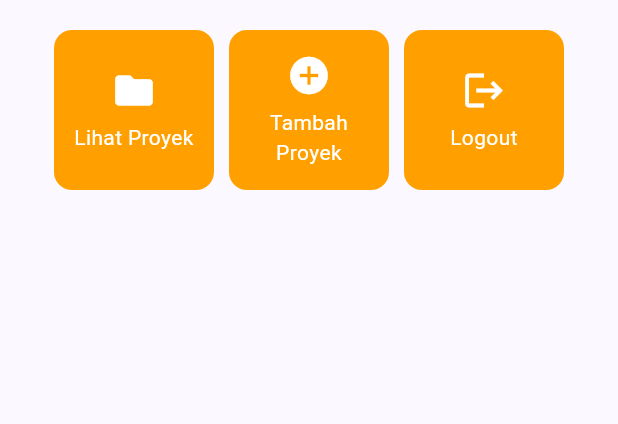
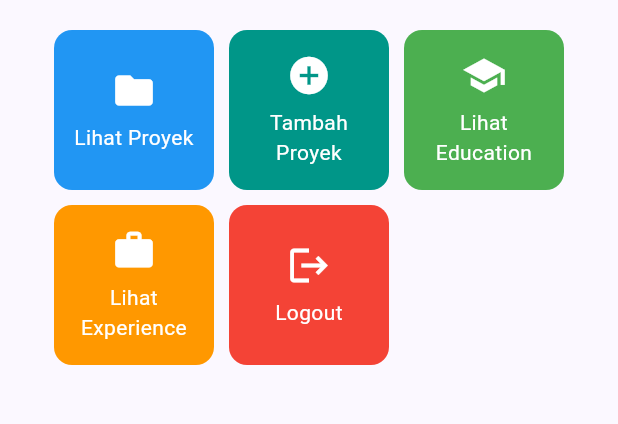
Before and after one commit to ausydhafa/myportofolio_mobile, a Flutter app: the screen it shows after launch, on a phone screen of 412 x 824 dp, the part 327-751 px from its top. Run offline on Flutter 3.47's test engine with Material 3 defaults, Android fonts, the phone set to English and light mode, and no system bars.

Commit message:
Personalisasi item menu portofolio

```diff
--- a/lib/menu.dart
+++ b/lib/menu.dart
@@ -16,9 +16,12 @@ class MyHomePage extends StatelessWidget {
   final String kelas = "PBP D";
 
   final List<ItemHomepage> items = [
-    ItemHomepage("Lihat Proyek", Icons.folder),
-    ItemHomepage("Tambah Proyek", Icons.add_circle),
-    ItemHomepage("Logout", Icons.logout),
+    ItemHomepage("Lihat Proyek", Icons.folder, Colors.blue),
+    ItemHomepage("Tambah Proyek", Icons.add_circle, Colors.teal),
+    ItemHomepage("Lihat Education", Icons.school, Colors.green),
+    ItemHomepage("Lihat Experience", Icons.work, Colors.orange),
+    ItemHomepage("Logout", Icons.logout, Colors.red),
+
   ];
 
   @override
@@ -127,8 +130,9 @@ class InfoCard extends StatelessWidget {
 class ItemHomepage {
   final String name;
   final IconData icon;
+  final Color color;
 
-  ItemHomepage(this.name, this.icon);
+  ItemHomepage(this.name, this.icon, this.color);
 }
 
 class ItemCard extends StatelessWidget {
@@ -140,7 +144,7 @@ class ItemCard extends StatelessWidget {
   Widget build(BuildContext context) {
     return Material(
       // Menggunakan warna sekunder dari skema tema aplikasi.
-      color: Theme.of(context).colorScheme.secondary,
+      color: item.color,
       borderRadius: BorderRadius.circular(12),
       child: InkWell(
         // Aksi ketika kartu ditekan oleh pengguna.
```
